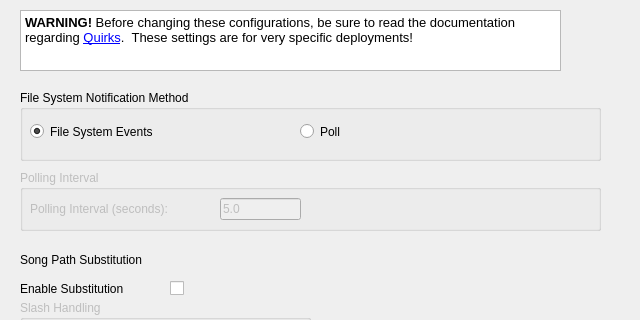
This is nowplaying/resources/ui/quirks.ui in whatsnowplaying/whats-now-playing as Qt 5 draws it before an edit; both pictures show x 0 to 640 and y 0 to 320 of the 640 by 480 pixel window. The edited form follows.
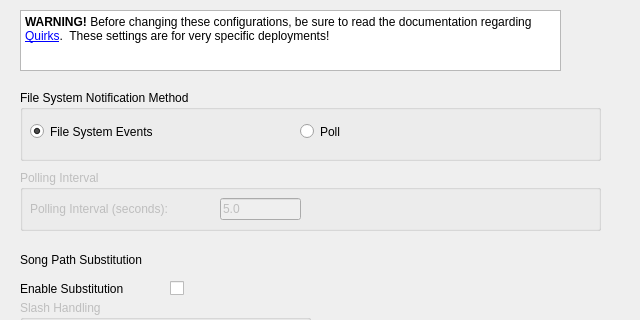
This is the edited form. Icons and pictures are not drawn.

Commit message:
Fix Windows font scaling, hide unimplemented Kick commands, docs
* Remove hardcoded macOS font families and absolute pt sizes from
  all settings UI panels; Qt now inherits system font correctly on
  all platforms
* Fix About page title to use widget font property instead of
  inline HTML font-size
* Hide unimplemented command/permissions widgets in Kick Chat UI
* Add kickbot-settings.png and kickbot-chat.png to docs
* Update CHANGELOG: security fixes, SSL CA store, reliability
  improvements, arrow overlay, font scaling, Serato3 null-byte fix
* Remove basedpyright from requirements-dev.txt

What changed in the file:
```diff
--- a/nowplaying/resources/ui/quirks.ui
+++ b/nowplaying/resources/ui/quirks.ui
@@ -120,8 +120,8 @@
     <string>&lt;!DOCTYPE HTML PUBLIC &quot;-//W3C//DTD HTML 4.0//EN&quot; &quot;http://www.w3.org/TR/REC-html40/strict.dtd&quot;&gt;
 &lt;html&gt;&lt;head&gt;&lt;meta name=&quot;qrichtext&quot; content=&quot;1&quot; /&gt;&lt;style type=&quot;text/css&quot;&gt;
 p, li { white-space: pre-wrap; }
-&lt;/style&gt;&lt;/head&gt;&lt;body style=&quot; font-family:'Sans'; font-size:10pt; font-weight:400; font-style:normal;&quot;&gt;
-&lt;p style=&quot; margin-top:0px; margin-bottom:0px; margin-left:0px; margin-right:0px; -qt-block-indent:0; text-indent:0px;&quot;&gt;&lt;span style=&quot; font-weight:600;&quot;&gt;WARNING! &lt;/span&gt;Before changing these configurations, be sure to read the documentation regarding &lt;a href=&quot;http://whatsnowplaying.github.io/whats-now-playing/quirks.html&quot;&gt;&lt;span style=&quot; text-decoration: underline; color:#0000ff;&quot;&gt;Quirks&lt;/span&gt;&lt;/a&gt;.  These settings are for very specific deployments!&lt;/p&gt;&lt;/body&gt;&lt;/html&gt;</string>
+&lt;/style&gt;&lt;/head&gt;&lt;body&gt;
+&lt;p style=&quot;margin-top:0px; margin-bottom:0px; margin-left:0px; margin-right:0px; -qt-block-indent:0; text-indent:0px&quot;&gt;&lt;span style=&quot;font-weight: 600&quot;&gt;WARNING! &lt;/span&gt;Before changing these configurations, be sure to read the documentation regarding &lt;a href=&quot;http://whatsnowplaying.github.io/whats-now-playing/quirks.html&quot;&gt;&lt;span style=&quot;text-decoration: underline; color: #0000ff&quot;&gt;Quirks&lt;/span&gt;&lt;/a&gt;.  These settings are for very specific deployments!&lt;/p&gt;&lt;/body&gt;&lt;/html&gt;</string>
    </property>
    <property name="openExternalLinks">
     <bool>true</bool>
```
The commit also changes 26 other files.
